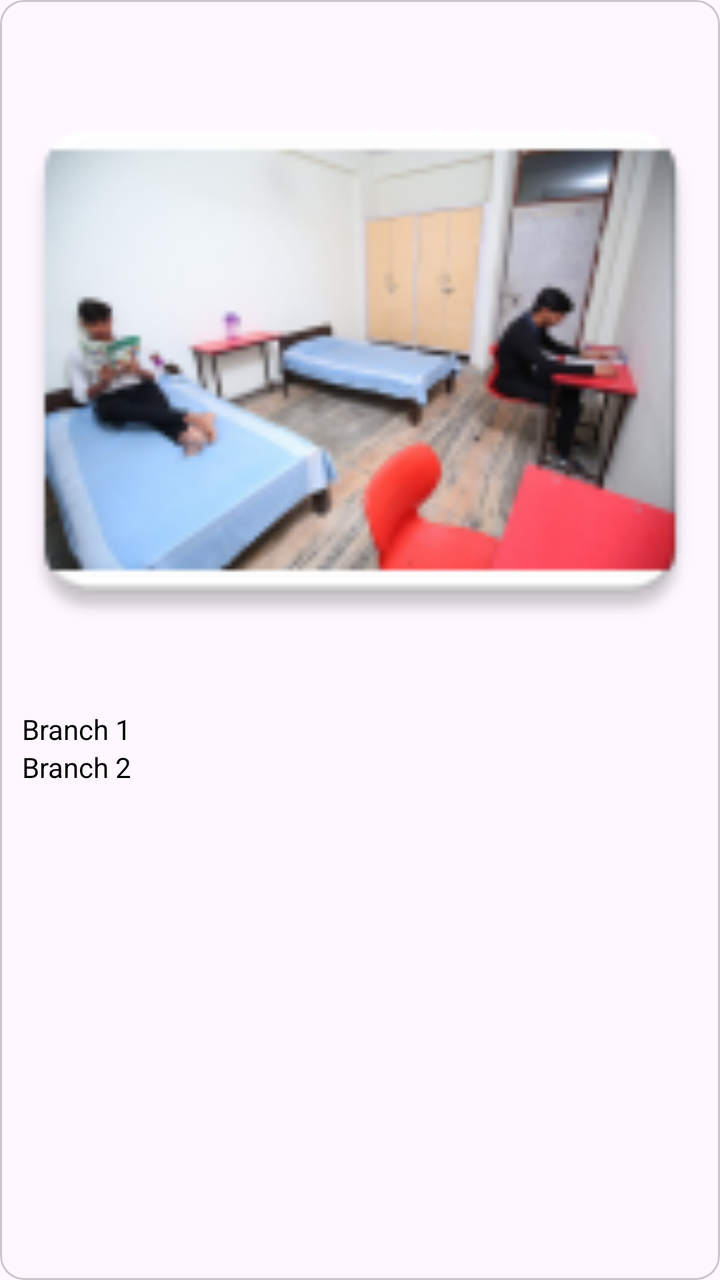
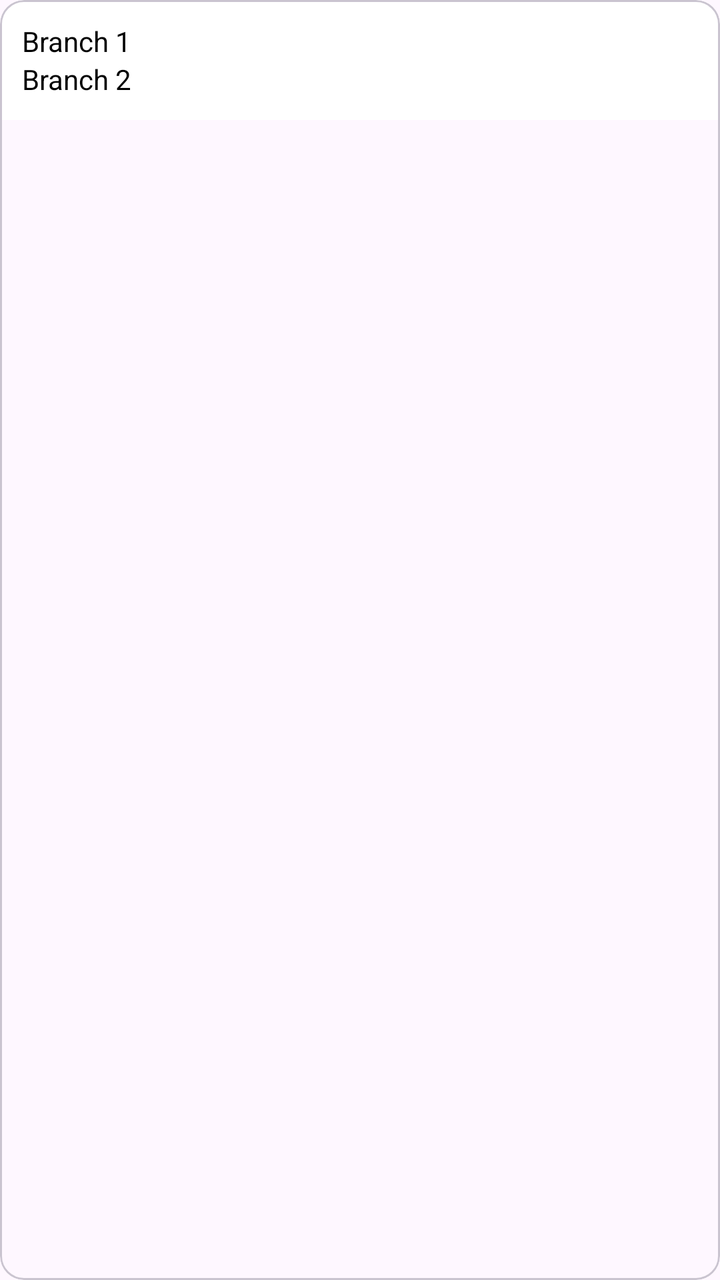

An Android layout rendered at two revisions. The XML below is the earlier revision; the diff shows what the commit changed to produce the second picture.
<!-- AndroidManifest.xml: application theme Theme.PgManagement -->
<!-- res/layout/branchrecycleritem.xml -->
<?xml version="1.0" encoding="utf-8"?>
<com.google.android.material.card.MaterialCardView xmlns:android="http://schemas.android.com/apk/res/android"
    android:layout_width="match_parent"
    android:layout_height="200dp"
    android:layout_margin="8dp">
    <LinearLayout
        android:layout_width="match_parent"
        android:layout_height="wrap_content"
        android:orientation="vertical"
        android:padding="8dp"
        >

        <ImageView
            android:id="@+id/branchImg"
            android:layout_width="match_parent"
            android:layout_height="0dp"
            android:layout_weight="1"
            android:src="@mipmap/samplepgimage"
            android:scaleType="centerCrop"
            android:adjustViewBounds="true"
            />

        <LinearLayout
            android:layout_width="match_parent"
            android:layout_height="wrap_content"
            android:orientation="vertical"
            android:padding="3dp">

            <TextView
                android:id="@+id/branchName"
                android:layout_width="wrap_content"
                android:layout_height="wrap_content"
                android:text="Branch 1"
                android:textColor="@color/black"/>

            <TextView
                android:id="@+id/branchLocation"
                android:layout_width="wrap_content"
                android:layout_height="wrap_content"
                android:text="Branch 2"
                android:textColor="@color/black"/>


        </LinearLayout>

    </LinearLayout>

</com.google.android.material.card.MaterialCardView>
<!-- resources referenced by this layout -->
<resources>
  <color name="black">#FF000000</color>
  <!-- mipmap samplepgimage: png bitmap (mipmap-hdpi, 9540 bytes) -->
  <style name="Theme.PgManagement" parent="Base.Theme.PgManagement" />
  <style name="Base.Theme.PgManagement" parent="Theme.Material3.DayNight.NoActionBar">
          
          
          <item name="android:statusBarColor">@color/white</item>
          <item name="statusBarForeground">@color/black</item>
      </style>
  <color name="white">#FFFFFFFF</color>
</resources>

<!-- the commit's change to res/layout/branchrecycleritem.xml (unified diff, before → after) -->
@@ -2,12 +2,14 @@
 <com.google.android.material.card.MaterialCardView xmlns:android="http://schemas.android.com/apk/res/android"
     android:layout_width="match_parent"
     android:layout_height="200dp"
-    android:layout_margin="8dp">
+    android:layout_margin="8dp"
+    android:background="@color/white">
     <LinearLayout
         android:layout_width="match_parent"
         android:layout_height="wrap_content"
         android:orientation="vertical"
         android:padding="8dp"
+        android:background="@color/white"
         >
 
         <ImageView
@@ -15,7 +17,6 @@
             android:layout_width="match_parent"
             android:layout_height="0dp"
             android:layout_weight="1"
-            android:src="@mipmap/samplepgimage"
             android:scaleType="centerCrop"
             android:adjustViewBounds="true"
             />
<!-- resource entries referenced after the edit -->
@@ -1,13 +1,12 @@
 <!-- resources referenced by this layout -->
 <resources>
   <color name="black">#FF000000</color>
-  <!-- mipmap samplepgimage: png bitmap (mipmap-hdpi, 9540 bytes) -->
   <style name="Theme.PgManagement" parent="Base.Theme.PgManagement" />
   <style name="Base.Theme.PgManagement" parent="Theme.Material3.DayNight.NoActionBar">
           
           
           <item name="android:statusBarColor">@color/white</item>
-          <item name="statusBarForeground">@color/black</item>
+          <item name="android:windowLightStatusBar">@color/black</item>
       </style>
   <color name="white">#FFFFFFFF</color>
 </resources>
